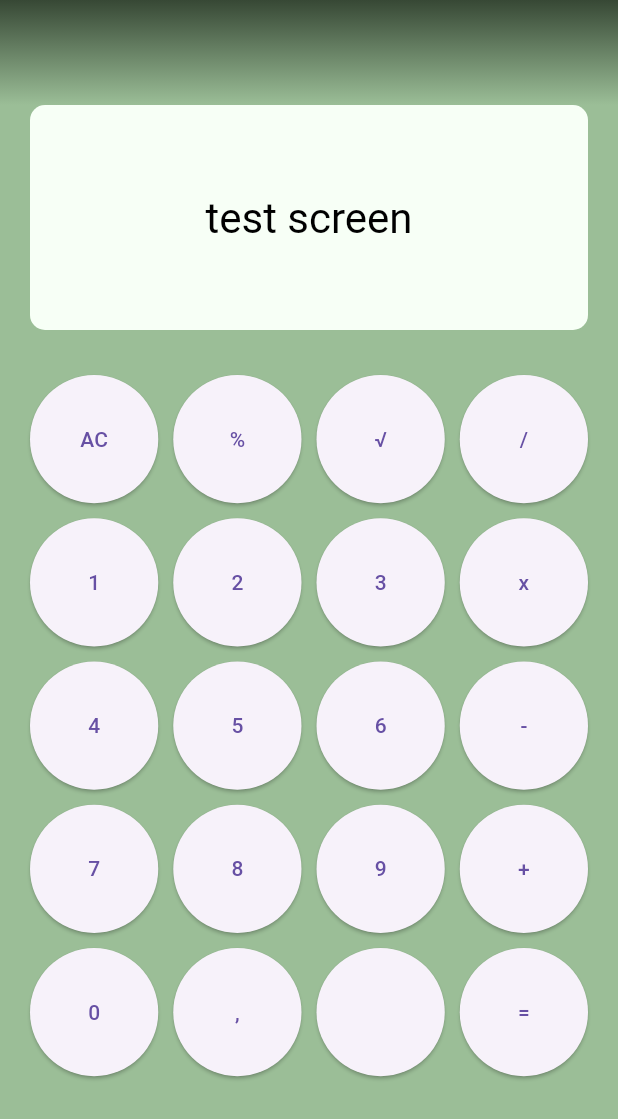
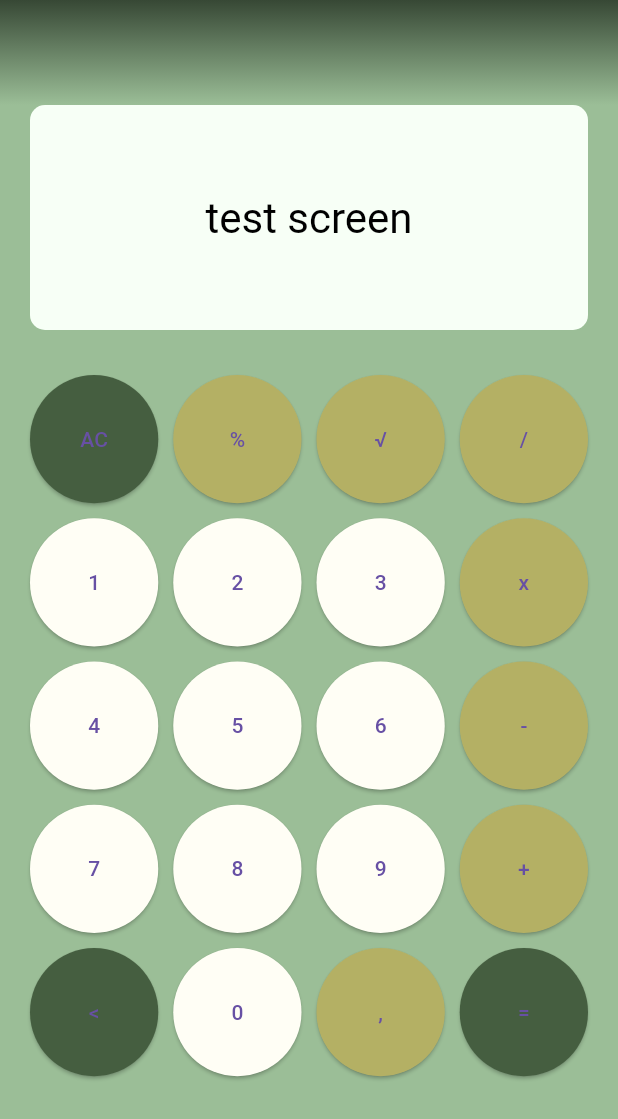
Before and after one commit to JeanBaptisteCheramy/flutter_application_1, a Flutter app: the screen it shows after launch, on a phone screen of 412 x 824 dp. Shown: the top 1119 px of the screen. Run offline on Flutter 3.47's test engine with Material 3 defaults, Android fonts, the phone set to English and light mode, and no system bars; our stand-ins replace logger.

Commit message:
button colors (switch)

```diff
--- a/lib/widgets/calc_button.dart
+++ b/lib/widgets/calc_button.dart
@@ -11,9 +11,28 @@ class CalcButton extends StatelessWidget {
     logger.d(data);
   }
 
+  Color handleColor(String data) {
+    switch (data) {
+      case "0" || "1" || "2" || "3" || "4" || "5" || "6" || "7" || "8" || "9":
+        return const Color.fromARGB(255, 255, 254, 245);
+      case "AC" || "<" || "=":
+        return const Color.fromARGB(255, 69, 94, 64);
+      case "%" || "√" || "/" || "x" || "-" || "+" || ",":
+        return const Color.fromARGB(255, 180, 176, 100);
+      default:
+        return const Color.fromARGB(255, 255, 254, 245);
+    }
+  }
+
   @override
   Widget build(BuildContext context) {
     return SizedBox(
-        height: 50, child: ElevatedButton(onPressed: test, child: Text(data)));
+        height: 50,
+        child: ElevatedButton(
+            onPressed: test,
+            style: ButtonStyle(
+                backgroundColor:
+                    MaterialStatePropertyAll<Color>(handleColor(data))),
+            child: Text(data)));
   }
 }
--- a/lib/widgets/numbers.dart
+++ b/lib/widgets/numbers.dart
@@ -18,9 +18,9 @@ final List<String> values = [
   "8",
   "9",
   "+",
+  "<",
   "0",
   ",",
-  "",
   "="
 ];
 
```
